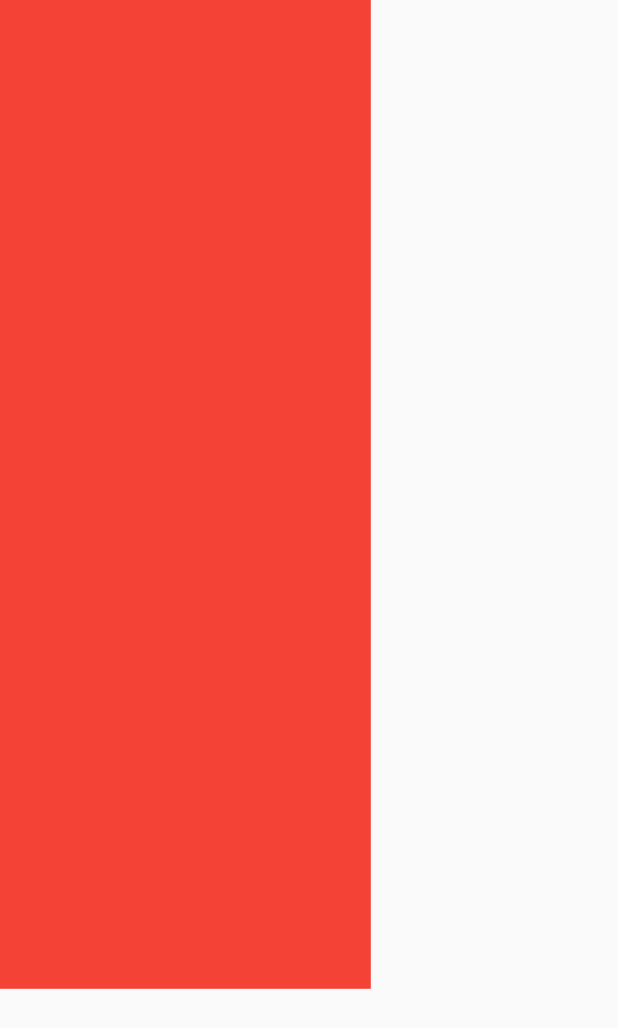
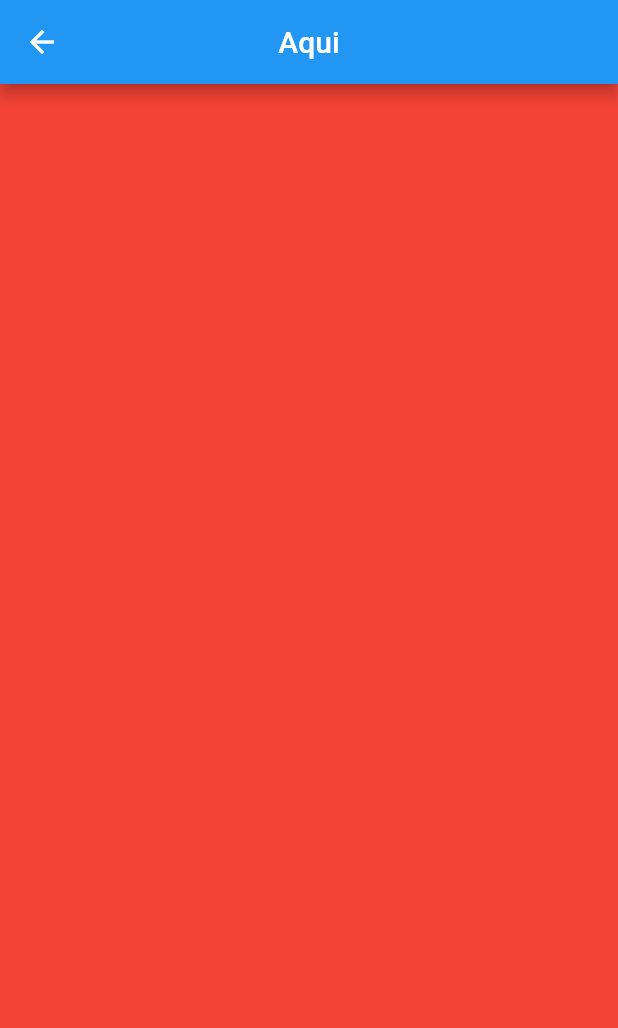
Before and after one commit to goncalveshigino/sidebar, a Flutter app: the HomePage screen opened directly, on a phone screen of 412 x 824 dp. Shown: the top 1028 px of the screen. Run offline on Flutter 3.47's test engine with Material 2 defaults, Android fonts, the phone set to English and light mode, and no system bars.

Commit message:
first commit

```diff
--- a/lib/home.dart
+++ /dev/null
@@ -1,23 +0,0 @@
-import 'package:flutter/material.dart';
-
-class HomePage extends StatelessWidget {
-  @override
-  Widget build(BuildContext context) {
-
-    final size = MediaQuery.of(context).size;
-
-    return Scaffold(
-
-       body: Row(
-         children: [
-           Container(
-             color: Colors.red,
-             width: size.width * 0.6,
-             height: size.height * 0.8,
-             decoration: BoxDecoration(),
-           ),
-         ],
-       ),
-    );
-  }
-}
--- /dev/null
+++ b/lib/pages/home_page.dart
@@ -0,0 +1,19 @@
+import 'package:flutter/material.dart';
+
+class HomePage extends StatelessWidget {
+
+
+  @override
+  Widget build(BuildContext context) {
+    return Scaffold(
+      appBar: AppBar(
+        title: Text('Aqui'),
+        centerTitle: true,
+      ),
+      body: Container(
+
+        color: Colors.red,
+      ),
+    );
+  }
+}
```
Also changed, not shown: lib/helper/menu_item.dart (added, +37 -0 lines), lib/main.dart (+7 -1 lines), lib/menu_dashboard.dart (+70 -78 lines), lib/pages/settings_page.dart (added, +17 -0 lines).
